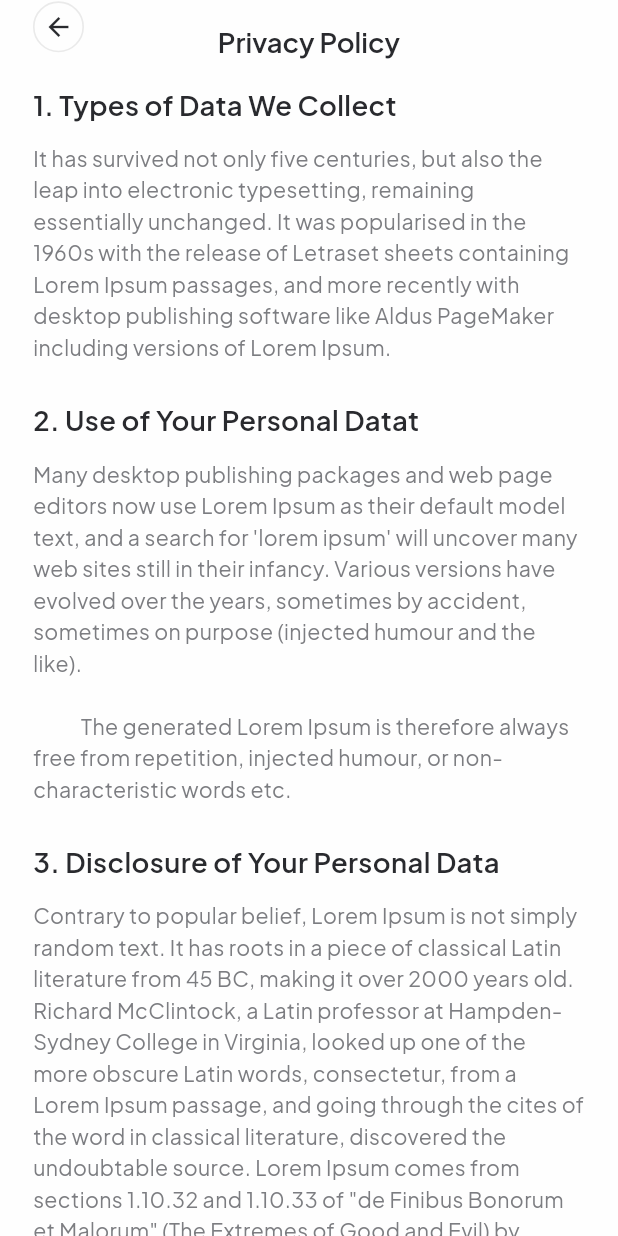
After one commit to farahhossam2004/e_commerce_app, a Flutter app: the PrivacyPolicyScreen screen opened directly, on a phone screen of 412 x 824 dp. The commit adds this screen. Run offline on Flutter 3.47's test engine with Material 3 defaults, Android fonts, the phone set to English and light mode, and no system bars; our stand-ins replace another_flutter_splash_screen, bloc, conditional_builder_null_safety, dio, expandable_text, flutter_bloc and 6 more; accounts and stored records are empty.

Commit message:
privacy policy done

```diff
--- /dev/null
+++ b/lib/features/profile/presentation/privacy_policy_screen.dart
@@ -0,0 +1,85 @@
+import 'package:e_commerce_app/core/constants/app_colors.dart';
+import 'package:e_commerce_app/features/profile/presentation/widgets/privacy_policy_widget.dart';
+import 'package:flutter/material.dart';
+import 'package:flutter_screenutil/flutter_screenutil.dart';
+import 'package:google_fonts/google_fonts.dart';
+
+class PrivacyPolicyScreen extends StatelessWidget {
+  const PrivacyPolicyScreen({super.key});
+
+  @override
+  Widget build(BuildContext context) {
+    return Scaffold(
+        backgroundColor: AppColors.backgroundColor,
+        appBar: AppBar(
+          backgroundColor: AppColors.backgroundColor,
+          leading: Padding(
+            padding: EdgeInsets.only(left: 20.w, bottom: 20.h),
+            child: GestureDetector(
+              onTap: () {
+                Navigator.pop(context, true);
+              },
+              child: Container(
+                // padding: EdgeInsets.symmetric(horizontal: 20.w),
+                width: 44.w,
+                height: 44.h,
+                decoration: ShapeDecoration(
+                  shape: CircleBorder(
+                    side:
+                        BorderSide(color: const Color(0xFFEAEAEA), width: 1.w),
+                  ),
+                ),
+                child: const Icon(
+                  Icons.arrow_back,
+                  color: AppColors.textColor,
+                  size: 20,
+                ),
+              ),
+            ),
+          ),
+          centerTitle: true,
+          title: Text(
+            'Privacy Policy',
+            style: GoogleFonts.plusJakartaSans(
+              color: AppColors.textColor,
+              fontSize: 18.sp,
+              fontWeight: FontWeight.w600,
+              height: 1.44.h,
+            ),
+          ),
+        ),
+        body: Padding(
+          padding: EdgeInsets.symmetric(horizontal: 20.w),
+          child: SingleChildScrollView(
+            child: Column(
+              crossAxisAlignment: CrossAxisAlignment.start,
+              children: [
+                const privacyPolicyWidget(
+                  title: '1. Types of Data We Collect',
+                  subtitle:
+                      'It has survived not only five centuries, but also the leap into electronic typesetting, remaining essentially unchanged. It was popularised in the 1960s with the release of Letraset sheets containing Lorem Ipsum passages, and more recently with desktop publishing software like Aldus PageMaker including versions of Lorem Ipsum.',
+                ),
+                SizedBox(
+                  height: 24.h,
+                ),
+                const privacyPolicyWidget(
+                  title: '2. Use of Your Personal Datat',
+                  subtitle:
+                      """Many desktop publishing packages and web page editors now use Lorem Ipsum as their default model text, and a search for \'lorem ipsum\' will uncover many web sites still in their infancy. Various versions have evolved over the years, sometimes by accident, sometimes on purpose (injected humour and the like).
+
+            The generated Lorem Ipsum is therefore always free from repetition, injected humour, or non-characteristic words etc.""",
+                ),
+                SizedBox(
+                  height: 24.h,
+                ),
+                const privacyPolicyWidget(
+                  title: '3. Disclosure of Your Personal Data',
+                  subtitle:
+                      'Contrary to popular belief, Lorem Ipsum is not simply random text. It has roots in a piece of classical Latin literature from 45 BC, making it over 2000 years old. Richard McClintock, a Latin professor at Hampden-Sydney College in Virginia, looked up one of the more obscure Latin words, consectetur, from a Lorem Ipsum passage, and going through the cites of the word in classical literature, discovered the undoubtable source. Lorem Ipsum comes from sections 1.10.32 and 1.10.33 of "de Finibus Bonorum et Malorum" (The Extremes of Good and Evil) by Cicero, written in 45 BC. This book is a treatise on the theory of ethics, very popular during the Renaissance. The first line of Lorem Ipsum, "Lorem ipsum dolor sit amet..", comes from a line in section 1.10.32.',
+                ),
+              ],
+            ),
+          ),
+        ));
+  }
+}
--- a/lib/features/profile/presentation/widgets/general_settings_list.dart
+++ b/lib/features/profile/presentation/widgets/general_settings_list.dart
@@ -1,4 +1,5 @@
 import 'package:e_commerce_app/features/profile/data/models/settings_model.dart';
+import 'package:e_commerce_app/features/profile/presentation/privacy_policy_screen.dart';
 import 'package:e_commerce_app/features/profile/presentation/widgets/acc_settings_tile.dart';
 import 'package:flutter/material.dart';
 import 'package:flutter_screenutil/flutter_screenutil.dart';
@@ -6,14 +7,11 @@ import 'package:flutter_screenutil/flutter_screenutil.dart';
 class GeneralSettingsList extends StatelessWidget {
   const GeneralSettingsList({
     super.key,
-
   });
-
-
 
   @override
   Widget build(BuildContext context) {
-     List<SettingsModel> generalSettings = [
+    List<SettingsModel> generalSettings = [
       SettingsModel(
           icon: Icons.people_outline_rounded, title: 'Invite Friends'),
       SettingsModel(icon: Icons.lock_outline, title: 'Privacy Policy'),
@@ -25,9 +23,23 @@ class GeneralSettingsList extends StatelessWidget {
           // shrinkWrap: false,
           physics: const NeverScrollableScrollPhysics(),
           itemBuilder: (context, index) {
-            return AccountSettingsTile(
-                icon: generalSettings[index].icon,
-                title: generalSettings[index].title);
+            if (index == 1) {
+              return GestureDetector(
+                onTap: () {
+                  Navigator.push(
+                      context,
+                      MaterialPageRoute(
+                          builder: (context) => const PrivacyPolicyScreen()));
+                },
+                child: AccountSettingsTile(
+                    icon: generalSettings[index].icon,
+                    title: generalSettings[index].title),
+              );
+            } else {
+              return AccountSettingsTile(
+                  icon: generalSettings[index].icon,
+                  title: generalSettings[index].title);
+            }
           },
           separatorBuilder: (context, index) {
             return SizedBox(
--- /dev/null
+++ b/lib/features/profile/presentation/widgets/privacy_policy_widget.dart
@@ -0,0 +1,44 @@
+import 'package:e_commerce_app/core/constants/app_colors.dart';
+import 'package:flutter/material.dart';
+import 'package:flutter_screenutil/flutter_screenutil.dart';
+import 'package:google_fonts/google_fonts.dart';
+
+class privacyPolicyWidget extends StatelessWidget {
+  final String title;
+  final String subtitle;
+  const privacyPolicyWidget({
+    super.key,
+    required this.title,
+    required this.subtitle,
+  });
+
+  @override
+  Widget build(BuildContext context) {
+    return Column(
+      crossAxisAlignment: CrossAxisAlignment.start,
+      children: [
+        Text(
+          title,
+          style: GoogleFonts.plusJakartaSans(
+            color: AppColors.textColor,
+            fontSize: 18.sp,
+            fontWeight: FontWeight.w600,
+            height: 1.44.h,
+          ),
+        ),
+        SizedBox(
+          height: 12.h,
+        ),
+        Text(
+          subtitle,
+          style: GoogleFonts.plusJakartaSans(
+            color: AppColors.secondryTextColor,
+            fontSize: 14.sp,
+            fontWeight: FontWeight.w400,
+            height: 1.43.h,
+          ),
+        ),
+      ],
+    );
+  }
+}
```
